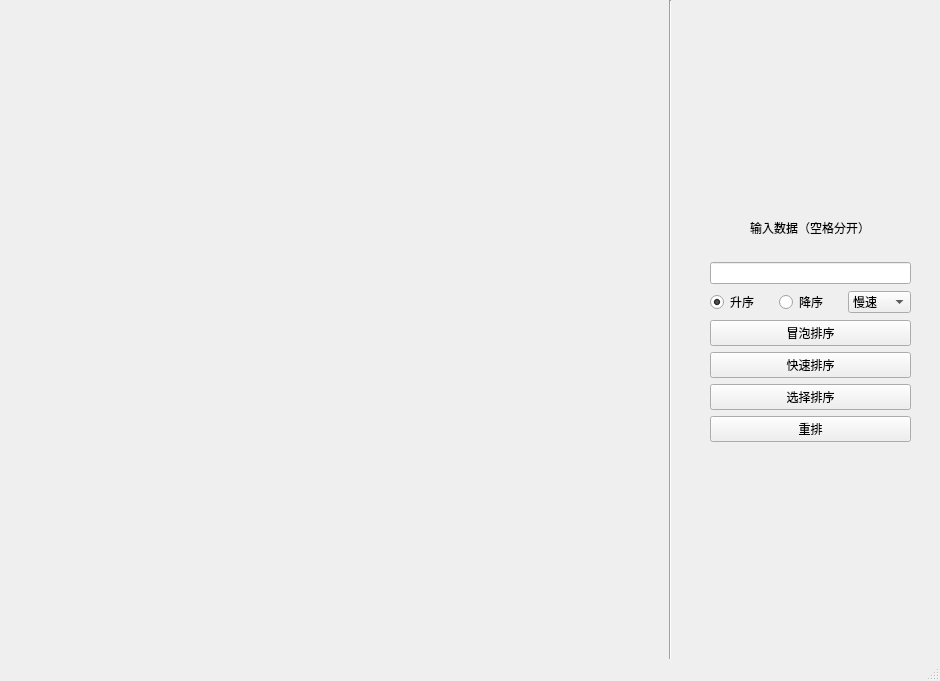
The window that mainwindow.ui (Skylength/visualsortQAQ) describes before a commit, drawn with Qt 5.
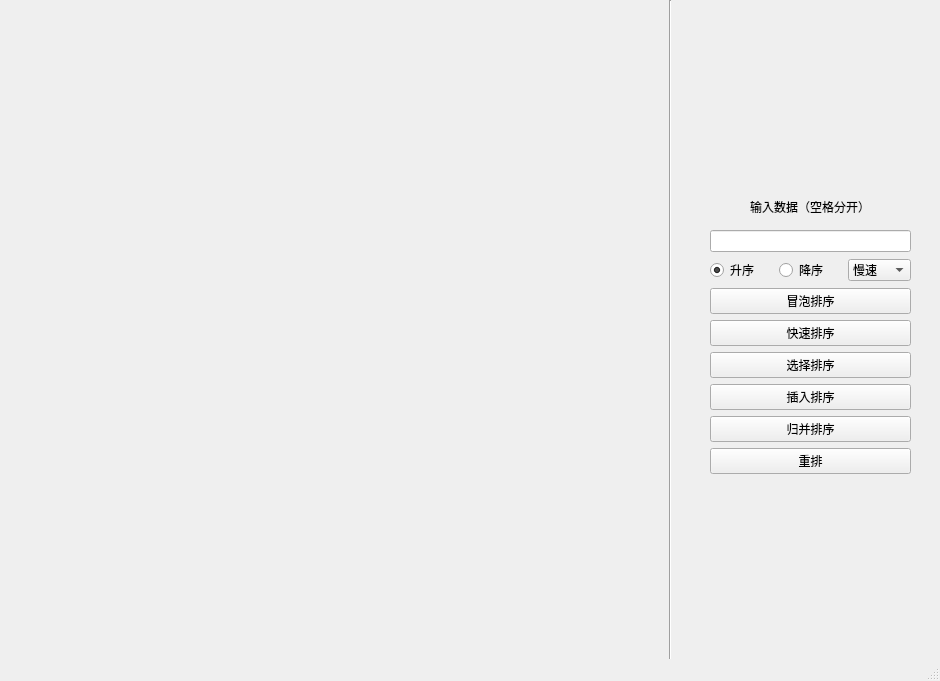
The same window after the commit.

Patch:
```diff
--- a/mainwindow.ui
+++ b/mainwindow.ui
@@ -18,9 +18,9 @@
     <property name="geometry">
      <rect>
       <x>710</x>
-      <y>200</y>
+      <y>189</y>
       <width>201</width>
-      <height>242</height>
+      <height>285</height>
      </rect>
     </property>
     <layout class="QVBoxLayout" name="verticalLayout">
@@ -105,6 +105,20 @@
        </property>
       </widget>
      </item>
+     <item>
+      <widget class="QPushButton" name="pushButton_5">
+       <property name="text">
+        <string>插入排序</string>
+       </property>
+      </widget>
+     </item>
+     <item>
+      <widget class="QPushButton" name="pushButton_6">
+       <property name="text">
+        <string>归并排序</string>
+       </property>
+      </widget>
+     </item>
      <item>
       <widget class="QPushButton" name="pushButton_4">
        <property name="text">
```
Left out of the diff: 6 changed lines with no effect on the pictures.
